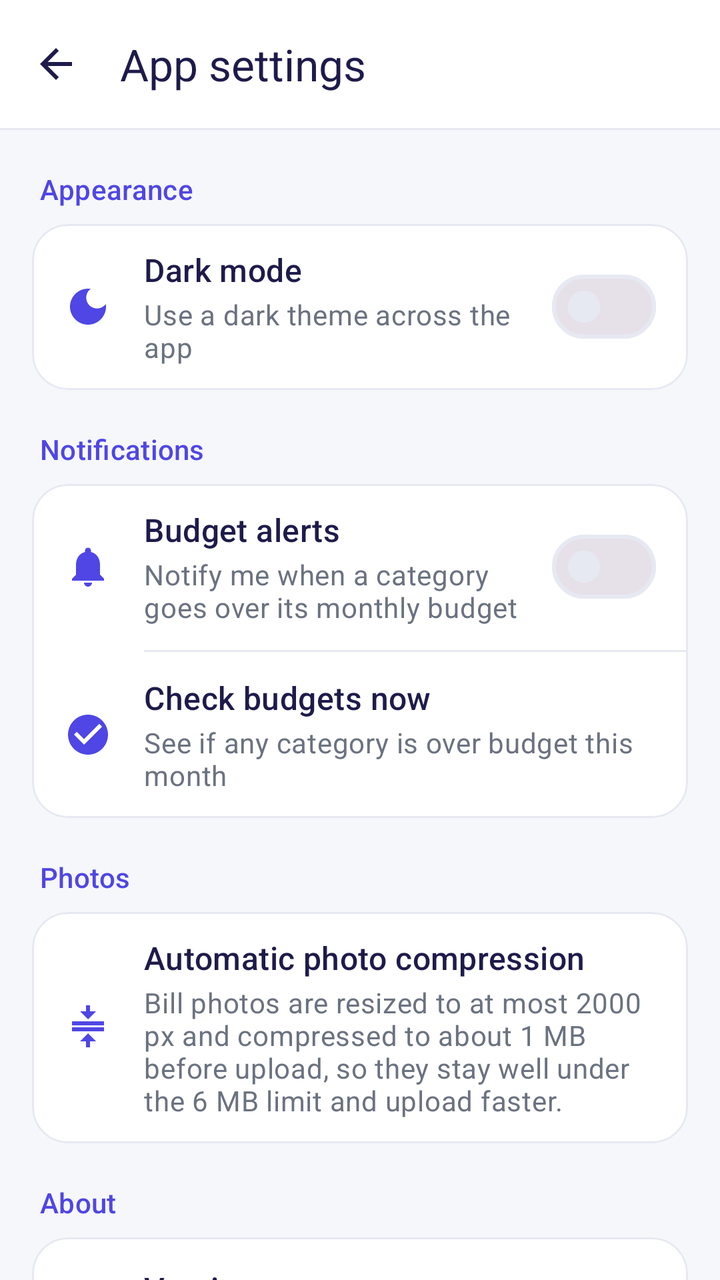
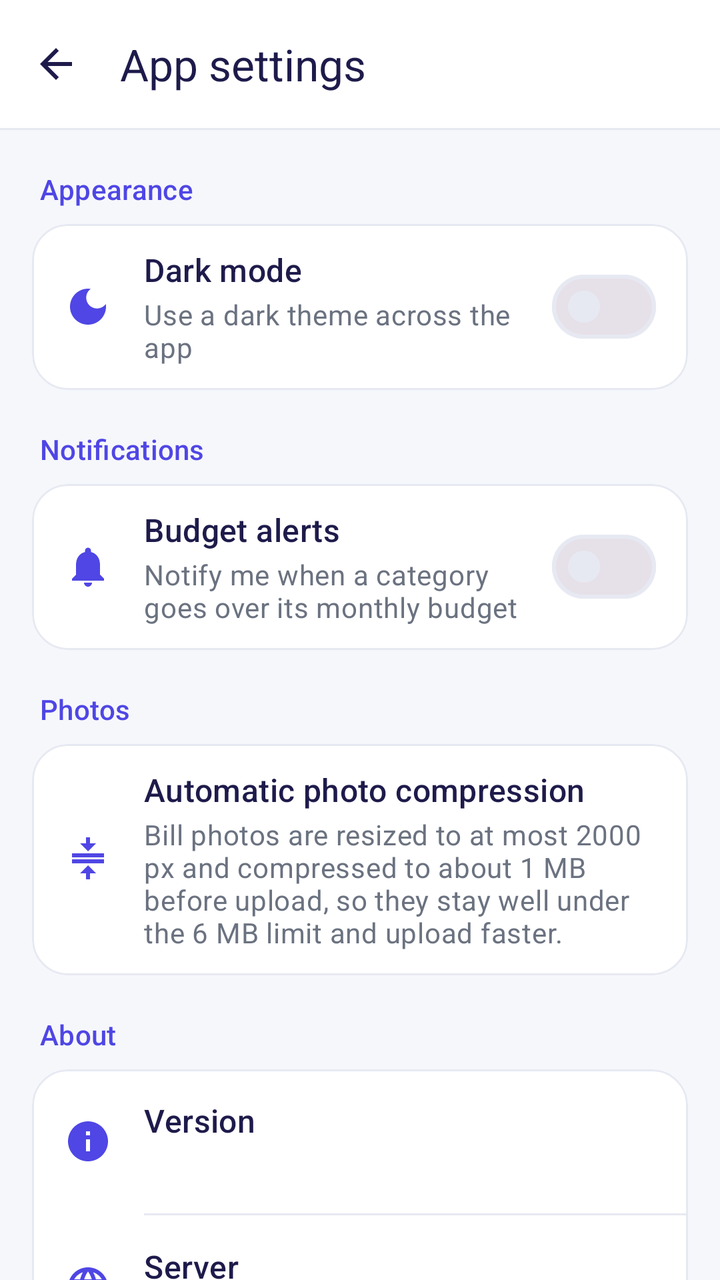

An Android layout rendered at two revisions. The XML below is the earlier revision; the diff shows what the commit changed to produce the second picture.
<!-- AndroidManifest.xml: application theme Theme.SpendWitz -->
<!-- res/layout/activity_settings.xml -->
<?xml version="1.0" encoding="utf-8"?>
<LinearLayout xmlns:android="http://schemas.android.com/apk/res/android"
    xmlns:app="http://schemas.android.com/apk/res-auto"
    android:id="@+id/root"
    android:layout_width="match_parent"
    android:layout_height="match_parent"
    android:background="?android:attr/colorBackground"
    android:orientation="vertical">

    <com.google.android.material.appbar.MaterialToolbar
        android:id="@+id/toolbar"
        android:layout_width="match_parent"
        android:layout_height="?attr/actionBarSize"
        android:background="?attr/colorSurface"
        app:navigationContentDescription="Back"
        app:navigationIcon="@drawable/ic_arrow_back"
        app:navigationIconTint="?attr/colorOnSurface"
        app:title="@string/settings_title"
        app:titleTextColor="?attr/colorOnSurface" />

    <View
        android:layout_width="match_parent"
        android:layout_height="1dp"
        android:background="?attr/colorOutline" />

    <androidx.core.widget.NestedScrollView
        android:layout_width="match_parent"
        android:layout_height="match_parent">

        <LinearLayout
            android:layout_width="match_parent"
            android:layout_height="wrap_content"
            android:layout_gravity="center_horizontal"
            android:maxWidth="640dp"
            android:orientation="vertical"
            android:paddingStart="16dp"
            android:paddingEnd="16dp"
            android:paddingBottom="32dp">

            
            <TextView
                style="@style/Settings.Section"
                android:text="@string/section_appearance" />

            <com.google.android.material.card.MaterialCardView style="@style/Settings.Card">

                <LinearLayout
                    android:id="@+id/rowDarkMode"
                    style="@style/Settings.Row">

                    <ImageView
                        style="@style/Settings.Icon"
                        android:src="@drawable/ic_dark_mode" />

                    <LinearLayout style="@style/Settings.Texts">

                        <TextView
                            style="@style/Settings.Title"
                            android:text="@string/dark_mode" />

                        <TextView
                            style="@style/Settings.Subtitle"
                            android:text="@string/dark_mode_hint" />
                    </LinearLayout>

                    <com.google.android.material.materialswitch.MaterialSwitch
                        android:id="@+id/switchDarkMode"
                        android:layout_width="wrap_content"
                        android:layout_height="wrap_content"
                        android:layout_marginStart="12dp"
                        android:contentDescription="@string/dark_mode" />
                </LinearLayout>
            </com.google.android.material.card.MaterialCardView>

            
            <TextView
                style="@style/Settings.Section"
                android:text="@string/section_notifications" />

            <com.google.android.material.card.MaterialCardView style="@style/Settings.Card">

                <LinearLayout
                    android:layout_width="match_parent"
                    android:layout_height="wrap_content"
                    android:orientation="vertical">

                    <LinearLayout
                        android:id="@+id/rowBudgetAlerts"
                        style="@style/Settings.Row">

                        <ImageView
                            style="@style/Settings.Icon"
                            android:src="@drawable/ic_notifications" />

                        <LinearLayout style="@style/Settings.Texts">

                            <TextView
                                style="@style/Settings.Title"
                                android:text="@string/budget_alerts" />

                            <TextView
                                style="@style/Settings.Subtitle"
                                android:text="@string/budget_alerts_hint" />
                        </LinearLayout>

                        <com.google.android.material.materialswitch.MaterialSwitch
                            android:id="@+id/switchBudgetAlerts"
                            android:layout_width="wrap_content"
                            android:layout_height="wrap_content"
                            android:layout_marginStart="12dp"
                            android:contentDescription="@string/budget_alerts" />
                    </LinearLayout>

                    <View style="@style/Settings.Divider" />

                    <LinearLayout
                        android:id="@+id/rowCheckNow"
                        style="@style/Settings.Row">

                        <ImageView
                            style="@style/Settings.Icon"
                            android:src="@drawable/ic_fact_check" />

                        <LinearLayout style="@style/Settings.Texts">

                            <TextView
                                style="@style/Settings.Title"
                                android:text="@string/check_now" />

                            <TextView
                                style="@style/Settings.Subtitle"
                                android:text="@string/check_now_hint" />
                        </LinearLayout>
                    </LinearLayout>
                </LinearLayout>
            </com.google.android.material.card.MaterialCardView>

            
            <TextView
                style="@style/Settings.Section"
                android:text="@string/section_photos" />

            <com.google.android.material.card.MaterialCardView style="@style/Settings.Card">

                <LinearLayout
                    style="@style/Settings.Row"
                    android:background="@null"
                    android:clickable="false"
                    android:focusable="false">

                    <ImageView
                        style="@style/Settings.Icon"
                        android:src="@drawable/ic_compress" />

                    <LinearLayout style="@style/Settings.Texts">

                        <TextView
                            style="@style/Settings.Title"
                            android:text="@string/photo_compression" />

                        <TextView
                            style="@style/Settings.Subtitle"
                            android:text="@string/photo_compression_hint" />
                    </LinearLayout>
                </LinearLayout>
            </com.google.android.material.card.MaterialCardView>

            
            <TextView
                style="@style/Settings.Section"
                android:text="@string/section_about" />

            <com.google.android.material.card.MaterialCardView style="@style/Settings.Card">

                <LinearLayout
                    android:layout_width="match_parent"
                    android:layout_height="wrap_content"
                    android:orientation="vertical">

                    <LinearLayout
                        style="@style/Settings.Row"
                        android:background="@null"
                        android:clickable="false"
                        android:focusable="false">

                        <ImageView
                            style="@style/Settings.Icon"
                            android:src="@drawable/ic_info" />

                        <LinearLayout style="@style/Settings.Texts">

                            <TextView
                                style="@style/Settings.Title"
                                android:text="@string/version" />

                            <TextView
                                android:id="@+id/versionText"
                                style="@style/Settings.Subtitle" />
                        </LinearLayout>
                    </LinearLayout>

                    <View style="@style/Settings.Divider" />

                    <LinearLayout
                        style="@style/Settings.Row"
                        android:background="@null"
                        android:clickable="false"
                        android:focusable="false">

                        <ImageView
                            style="@style/Settings.Icon"
                            android:src="@drawable/ic_language" />

                        <LinearLayout style="@style/Settings.Texts">

                            <TextView
                                style="@style/Settings.Title"
                                android:text="@string/server" />

                            <TextView
                                android:id="@+id/serverText"
                                style="@style/Settings.Subtitle" />
                        </LinearLayout>
                    </LinearLayout>
                </LinearLayout>
            </com.google.android.material.card.MaterialCardView>

            
            <LinearLayout
                android:layout_width="match_parent"
                android:layout_height="wrap_content"
                android:layout_marginTop="16dp"
                android:background="@drawable/bg_notice"
                android:orientation="horizontal"
                android:padding="16dp">

                <ImageView
                    android:layout_width="22dp"
                    android:layout_height="22dp"
                    android:layout_marginEnd="12dp"
                    android:importantForAccessibility="no"
                    android:src="@drawable/ic_shield"
                    app:tint="@color/notice_title" />

                <LinearLayout
                    android:layout_width="0dp"
                    android:layout_height="wrap_content"
                    android:layout_weight="1"
                    android:orientation="vertical">

                    <TextView
                        android:layout_width="wrap_content"
                        android:layout_height="wrap_content"
                        android:layout_marginBottom="4dp"
                        android:text="@string/notice_title"
                        android:textAllCaps="true"
                        android:textAppearance="?attr/textAppearanceLabelMedium"
                        android:textColor="@color/notice_title"
                        android:textStyle="bold" />

                    <TextView
                        android:layout_width="match_parent"
                        android:layout_height="wrap_content"
                        android:text="@string/notice_1"
                        android:textAppearance="?attr/textAppearanceBodySmall"
                        android:textColor="@color/notice_text" />

                    <TextView
                        android:layout_width="match_parent"
                        android:layout_height="wrap_content"
                        android:text="@string/notice_2"
                        android:textAppearance="?attr/textAppearanceBodySmall"
                        android:textColor="@color/notice_text" />

                    <TextView
                        android:layout_width="match_parent"
                        android:layout_height="wrap_content"
                        android:text="@string/notice_3"
                        android:textAppearance="?attr/textAppearanceBodySmall"
                        android:textColor="@color/notice_text" />
                </LinearLayout>
            </LinearLayout>
        </LinearLayout>
    </androidx.core.widget.NestedScrollView>
</LinearLayout>
<!-- resources referenced by this layout -->
<resources>
  <color name="notice_text">#FF78350F</color>
  <color name="notice_title">#FFB45309</color>
  <!-- drawable ic_fact_check (drawable) -->
  <?xml version="1.0" encoding="utf-8"?>
  <vector xmlns:android="http://schemas.android.com/apk/res/android"
      android:width="24dp"
      android:height="24dp"
      android:viewportWidth="24"
      android:viewportHeight="24"
      android:tint="?attr/colorControlNormal">
      <path
          android:fillColor="@android:color/white"
          android:pathData="M12,2C6.48,2 2,6.48 2,12s4.48,10 10,10 10,-4.48 10,-10S17.52,2 12,2zM10,17l-5,-5 1.41,-1.41L10,14.17l7.59,-7.59L19,8l-9,9z" />
  </vector>
  <string name="budget_alerts">Budget alerts</string>
  <string name="budget_alerts_hint">Notify me when a category goes over its monthly budget</string>
  <string name="check_now">Check budgets now</string>
  <string name="check_now_hint">See if any category is over budget this month</string>
  <string name="dark_mode">Dark mode</string>
  <string name="dark_mode_hint">Use a dark theme across the app</string>
  <string name="notice_1">• Never enter your real financial data, card numbers or bank passwords.</string>
  <string name="notice_2">• AI can make mistakes. Check amounts and categories before saving.</string>
  <string name="notice_3">• Insights are for information only, not financial advice.</string>
  <string name="notice_title">Important</string>
  <string name="photo_compression">Automatic photo compression</string>
  <string name="photo_compression_hint">Bill photos are resized to at most 2000 px and compressed to about 1 MB before upload, so they stay well under the 6 MB limit and upload faster.</string>
  <string name="section_about">About</string>
  <string name="section_appearance">Appearance</string>
  <string name="section_notifications">Notifications</string>
  <string name="section_photos">Photos</string>
  <string name="server">Server</string>
  <string name="settings_title">App settings</string>
  <string name="version">Version</string>
  <style name="Settings.Divider" parent="">
          <item name="android:layout_width">match_parent</item>
          <item name="android:layout_height">1dp</item>
          <item name="android:layout_marginStart">56dp</item>
          <item name="android:background">?attr/colorOutline</item>
      </style>
  <style name="Settings.Icon" parent="">
          <item name="android:layout_width">24dp</item>
          <item name="android:layout_height">24dp</item>
          <item name="android:layout_marginEnd">16dp</item>
          <item name="tint">?attr/colorPrimary</item>
          <item name="android:importantForAccessibility">no</item>
      </style>
  <style name="Settings.Texts" parent="">
          <item name="android:layout_width">0dp</item>
          <item name="android:layout_height">wrap_content</item>
          <item name="android:layout_weight">1</item>
          <item name="android:orientation">vertical</item>
      </style>
  <style name="Settings.Title" parent="">
          <item name="android:layout_width">match_parent</item>
          <item name="android:layout_height">wrap_content</item>
          <item name="android:textAppearance">?attr/textAppearanceTitleMedium</item>
          <item name="android:textColor">?attr/colorOnSurface</item>
      </style>
  <color name="notice_bg">#FFFFFBEB</color>
  <color name="notice_border">#FFFDE68A</color>
  <color name="primary">#FF4F46E5</color>
  <color name="on_primary">#FFFFFFFF</color>
  <color name="primary_container">#FFE0E7FF</color>
  <color name="on_primary_container">#FF1E1B4B</color>
  <color name="accent">#FF10B981</color>
  <color name="page_bg">#FFF6F7FB</color>
  <color name="surface">#FFFFFFFF</color>
  <color name="on_surface">#FF1E1B4B</color>
  <color name="muted">#FF6B7280</color>
  <color name="outline">#FFE7E9F2</color>
  <color name="bar_bg">#FFFFFFFF</color>
  <color name="nav_bar_bg">#FF000000</color>
  <!-- unchanged entries left out for length: 13 -->
</resources>

<!-- the commit's change to res/layout/activity_settings.xml (unified diff, before → after) -->
@@ -111,27 +111,6 @@
                             android:contentDescription="@string/budget_alerts" />
                     </LinearLayout>
 
-                    <View style="@style/Settings.Divider" />
-
-                    <LinearLayout
-                        android:id="@+id/rowCheckNow"
-                        style="@style/Settings.Row">
-
-                        <ImageView
-                            style="@style/Settings.Icon"
-                            android:src="@drawable/ic_fact_check" />
-
-                        <LinearLayout style="@style/Settings.Texts">
-
-                            <TextView
-                                style="@style/Settings.Title"
-                                android:text="@string/check_now" />
-
-                            <TextView
-                                style="@style/Settings.Subtitle"
-                                android:text="@string/check_now_hint" />
-                        </LinearLayout>
-                    </LinearLayout>
                 </LinearLayout>
             </com.google.android.material.card.MaterialCardView>
 
<!-- resource entries referenced after the edit -->
@@ -2,22 +2,8 @@
 <resources>
   <color name="notice_text">#FF78350F</color>
   <color name="notice_title">#FFB45309</color>
-  <!-- drawable ic_fact_check (drawable) -->
-  <?xml version="1.0" encoding="utf-8"?>
-  <vector xmlns:android="http://schemas.android.com/apk/res/android"
-      android:width="24dp"
-      android:height="24dp"
-      android:viewportWidth="24"
-      android:viewportHeight="24"
-      android:tint="?attr/colorControlNormal">
-      <path
-          android:fillColor="@android:color/white"
-          android:pathData="M12,2C6.48,2 2,6.48 2,12s4.48,10 10,10 10,-4.48 10,-10S17.52,2 12,2zM10,17l-5,-5 1.41,-1.41L10,14.17l7.59,-7.59L19,8l-9,9z" />
-  </vector>
   <string name="budget_alerts">Budget alerts</string>
   <string name="budget_alerts_hint">Notify me when a category goes over its monthly budget</string>
-  <string name="check_now">Check budgets now</string>
-  <string name="check_now_hint">See if any category is over budget this month</string>
   <string name="dark_mode">Dark mode</string>
   <string name="dark_mode_hint">Use a dark theme across the app</string>
   <string name="notice_1">• Never enter your real financial data, card numbers or bank passwords.</string>
